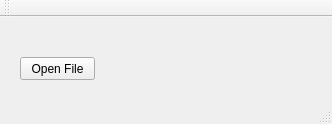
This is mainwindow.ui in Artniner/tetramesher as Qt 5 draws it before an edit. The edited form follows.
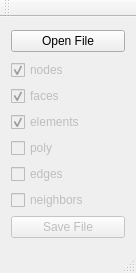
This is the edited form.

```diff
--- a/mainwindow.ui
+++ b/mainwindow.ui
@@ -6,27 +6,116 @@
    <rect>
     <x>0</x>
     <y>0</y>
-    <width>332</width>
-    <height>124</height>
+    <width>136</width>
+    <height>273</height>
    </rect>
   </property>
+  <property name="sizePolicy">
+   <sizepolicy hsizetype="Preferred" vsizetype="Preferred">
+    <horstretch>0</horstretch>
+    <verstretch>0</verstretch>
+   </sizepolicy>
+  </property>
   <property name="windowTitle">
    <string>MainWindow</string>
   </property>
   <widget class="QWidget" name="centralWidget">
-   <widget class="QPushButton" name="btn_openfile">
-    <property name="geometry">
-     <rect>
-      <x>20</x>
-      <y>40</y>
-      <width>75</width>
-      <height>23</height>
-     </rect>
-    </property>
-    <property name="text">
-     <string>Open File</string>
-    </property>
-   </widget>
+   <layout class="QVBoxLayout" name="verticalLayout">
+    <item>
+     <layout class="QVBoxLayout" name="vlyt_button">
+      <item>
+       <widget class="QPushButton" name="btn_openfile">
+        <property name="text">
+         <string>Open File</string>
+        </property>
+       </widget>
+      </item>
+     </layout>
+    </item>
+    <item>
+     <layout class="QVBoxLayout" name="vlyt_checkbox">
+      <item>
+       <widget class="QCheckBox" name="chk_nodes">
+        <property name="enabled">
+         <bool>false</bool>
+        </property>
+        <property name="text">
+         <string>nodes</string>
+        </property>
+        <property name="checked">
+         <bool>true</bool>
+        </property>
+       </widget>
+      </item>
+      <item>
+       <widget class="QCheckBox" name="chk_faces">
+        <property name="enabled">
+         <bool>false</bool>
+        </property>
+        <property name="text">
+         <string>faces</string>
+        </property>
+        <property name="checked">
+         <bool>true</bool>
+        </property>
+       </widget>
+      </item>
+      <item>
+       <widget class="QCheckBox" name="chk_elements">
+        <property name="enabled">
+         <bool>false</bool>
+        </property>
+        <property name="text">
+         <string>elements</string>
+        </property>
+        <property name="checked">
+         <bool>true</bool>
+        </property>
+       </widget>
+      </item>
+      <item>
+       <widget class="QCheckBox" name="chk_poly">
+        <property name="enabled">
+         <bool>false</bool>
+        </property>
+        <property name="text">
+         <string>poly</string>
+        </property>
+       </widget>
+      </item>
+      <item>
+       <widget class="QCheckBox" name="chk_edges">
+        <property name="enabled">
+         <bool>false</bool>
+        </property>
+        <property name="text">
+         <string>edges</string>
+        </property>
+       </widget>
+      </item>
+      <item>
+       <widget class="QCheckBox" name="chk_neighbors">
+        <property name="enabled">
+         <bool>false</bool>
+        </property>
+        <property name="text">
+         <string>neighbors</string>
+        </property>
+       </widget>
+      </item>
+      <item>
+       <widget class="QPushButton" name="btn_outFile">
+        <property name="enabled">
+         <bool>false</bool>
+        </property>
+        <property name="text">
+         <string>Save File</string>
+        </property>
+       </widget>
+      </item>
+     </layout>
+    </item>
+   </layout>
   </widget>
   <widget class="QMenuBar" name="menuBar">
    <property name="geometry">
```
Left out of the diff: 6 changed lines with no effect on the pictures.
